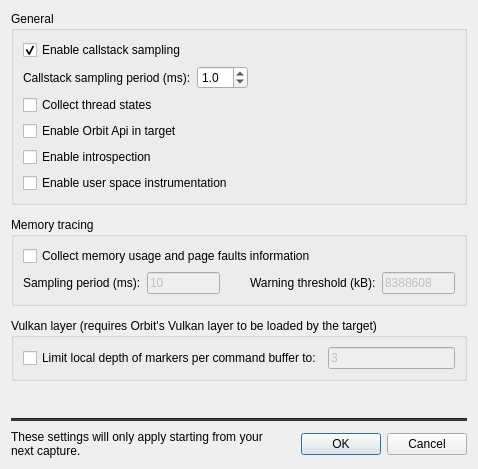
Above: src/OrbitQt/CaptureOptionsDialog.ui from google/orbit before the change. Below: the same form after it.
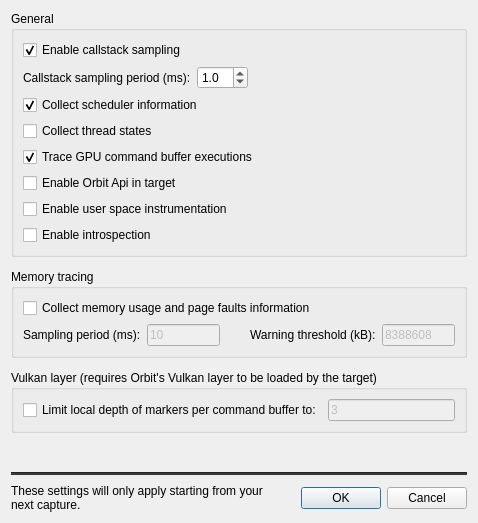
That is the form after the change.

Commit message: Add scheduler info and GPU executions to "Capture Options" in --devmode

```diff
--- a/src/OrbitQt/CaptureOptionsDialog.ui
+++ b/src/OrbitQt/CaptureOptionsDialog.ui
@@ -10,7 +10,7 @@
     <x>0</x>
     <y>0</y>
     <width>478</width>
-    <height>469</height>
+    <height>523</height>
    </rect>
   </property>
   <property name="windowTitle">
@@ -87,6 +87,16 @@
           </item>
          </layout>
         </item>
+        <item>
+         <widget class="QCheckBox" name="schedulerCheckBox">
+          <property name="text">
+           <string>Collect scheduler information</string>
+          </property>
+          <property name="checked">
+           <bool>true</bool>
+          </property>
+         </widget>
+        </item>
         <item>
          <widget class="QCheckBox" name="threadStateCheckBox">
           <property name="text">
@@ -94,6 +104,16 @@
           </property>
          </widget>
         </item>
+        <item>
+         <widget class="QCheckBox" name="gpuExecutionsCheckBox">
+          <property name="text">
+           <string>Trace GPU command buffer executions</string>
+          </property>
+          <property name="checked">
+           <bool>true</bool>
+          </property>
+         </widget>
+        </item>
         <item>
          <widget class="QCheckBox" name="apiCheckBox">
           <property name="text">
@@ -101,13 +121,6 @@
           </property>
          </widget>
         </item>
-        <item>
-         <widget class="QCheckBox" name="introspectionCheckBox">
-          <property name="text">
-           <string>Enable introspection</string>
-          </property>
-         </widget>
-        </item>
         <item>
          <widget class="QCheckBox" name="userspaceCheckBox">
           <property name="visible">
@@ -118,6 +131,13 @@
           </property>
          </widget>
         </item>
+        <item>
+         <widget class="QCheckBox" name="introspectionCheckBox">
+          <property name="text">
+           <string>Enable introspection</string>
+          </property>
+         </widget>
+        </item>
        </layout>
       </widget>
      </item>
```
The commit also changes 7 other files.
